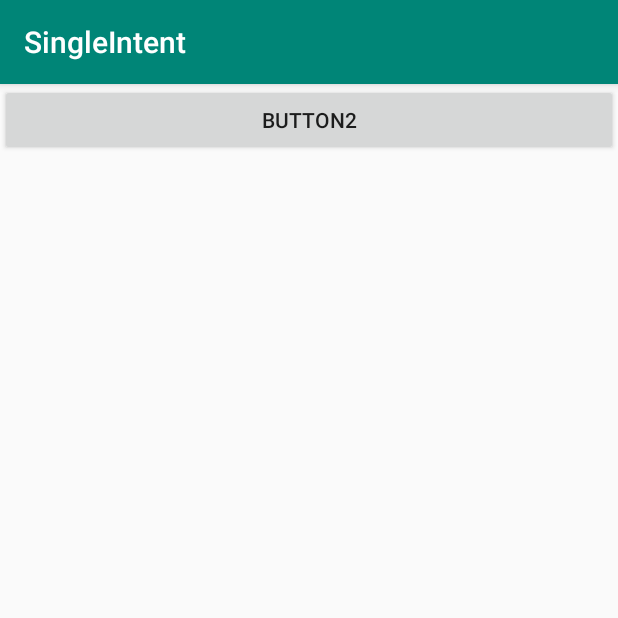
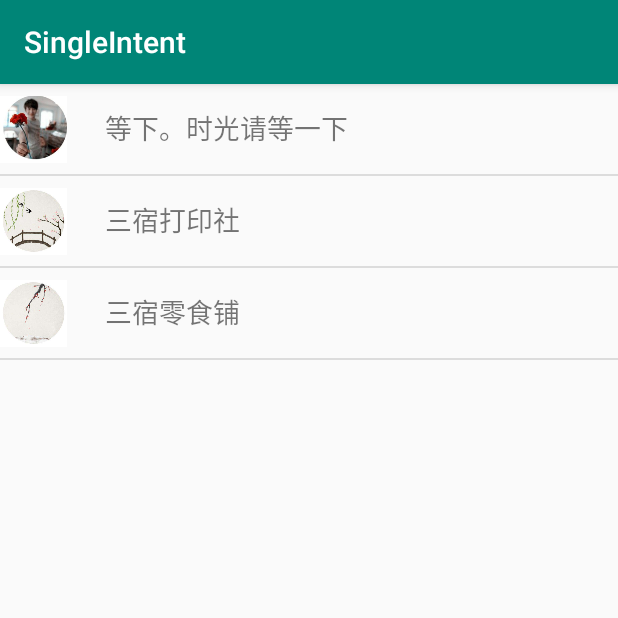
Before and after one commit to XXlijiulong/SingleIntent, an Android app: the SecondActivity screen opened directly, with no data from a screen before it, on a phone screen of 412 x 824 dp, the top half of it. Run offline under Robolectric (Android 15) with nearby library versions, the phone set to English and light mode, and no system bars.

```diff
--- a/app/src/main/AndroidManifest.xml
+++ b/app/src/main/AndroidManifest.xml
@@ -4,7 +4,7 @@
 
     <application
         android:allowBackup="true"
-        android:icon="@mipmap/ic_launcher"
+        android:icon="@mipmap/tim"
         android:label="@string/app_name"
         android:roundIcon="@mipmap/ic_launcher_round"
         android:supportsRtl="true"
--- a/app/src/main/java/com/example/a15828/singleintent/SecondActivity.java
+++ b/app/src/main/java/com/example/a15828/singleintent/SecondActivity.java
@@ -3,18 +3,41 @@ package com.example.a15828.singleintent;
 import android.content.Intent;
 import android.support.v7.app.AppCompatActivity;
 import android.os.Bundle;
+import android.view.View;
+import android.widget.ImageView;
+import android.widget.ListView;
 import android.widget.TextView;
+
+import com.example.a15828.singleintent.adapter.PersonAdapter;
+import com.example.a15828.singleintent.pojo.Person;
+
+import java.util.ArrayList;
+import java.util.List;
 
 public class SecondActivity extends AppCompatActivity {
     private TextView tv;
+    private int imageResId;
+    private View view;
     @Override
     protected void onCreate(Bundle savedInstanceState) {
         super.onCreate(savedInstanceState);
         setContentView(R.layout.activity_second);
-        tv = this.findViewById(R.id.textView2);
-        Intent intent = this.getIntent();
-        String text_userid = intent.getStringExtra("text_userid");
-        String text_userpwd = intent.getStringExtra("text_userpwd");
-        tv.setText(text_userid);
+        List<Person> personList = new ArrayList<>();
+        personList = getPerson();//初始化数据
+        PersonAdapter adapter = new PersonAdapter(SecondActivity.this,R.layout.person_item,personList);
+        ListView listView =(ListView)findViewById(R.id.list_view);
+        listView.setAdapter(adapter);
+    }
+    private void addPerson(List<Person> list, int image, String name, String content) {
+        Person person = new Person(image,name, content);
+        list.add(person);
+    }
+
+    private List<Person> getPerson() {
+        List<Person> personList = new ArrayList<>();
+        addPerson(personList,R.drawable.news5,"等下。时光请等一下","时隔14年后，奥林匹克再次进入北京时间。");
+        addPerson(personList,R.drawable.news6,"三宿打印社","时隔14年后，奥林匹克再次进入北京时间。");
+        addPerson(personList,R.drawable.news7,"三宿零食铺","时隔14年后，奥林匹克再次进入北京时间。");
+        return personList;
     }
 }
--- /dev/null
+++ b/app/src/main/java/com/example/a15828/singleintent/adapter/PersonAdapter.java
@@ -0,0 +1,36 @@
+package com.example.a15828.singleintent.adapter;
+
+import android.content.Context;
+import android.view.LayoutInflater;
+import android.view.View;
+import android.view.ViewGroup;
+import android.widget.ArrayAdapter;
+import android.widget.ImageView;
+import android.widget.TextView;
+
+import com.example.a15828.singleintent.R;
+import com.example.a15828.singleintent.pojo.Person;
+
+import java.util.ArrayList;
+import java.util.List;
+
+public class PersonAdapter extends ArrayAdapter<Person> {
+    private int resourceId;
+    public PersonAdapter(Context content, int imageResorceId, List<Person> objects){
+        super(content,imageResorceId,objects);
+        resourceId = imageResorceId;
+    }
+
+    @Override
+    public View getView(int position, View convertView, ViewGroup parent){
+        Person person = getItem(position);//获取当前实例
+        View view  = LayoutInflater.from(getContext()).inflate(resourceId,parent,false);
+//        List<ImageView> images = new ArrayList<>();
+        ImageView personImage = (ImageView)view.findViewById(R.id.person_image);
+        TextView personName = (TextView)view.findViewById(R.id.person_name);
+        personImage.setImageResource(person.getImages());
+//        ((ImageView) view.findViewById(R.id.news_image)).setImageResource(imageResId);
+        personName.setText(person.getName());
+        return view;
+    }
+}
--- /dev/null
+++ b/app/src/main/java/com/example/a15828/singleintent/pojo/Person.java
@@ -0,0 +1,59 @@
+package com.example.a15828.singleintent.pojo;
+
+import java.util.List;
+
+public class Person {
+    private String name;
+    private String content;
+    private int images;
+//    private List<Integer> images;
+
+    public Person(String name, String content) {
+        this.name = name;
+        this.content = content;
+    }
+
+    public Person( int images,String name, String content) {
+        this.name = name;
+        this.content = content;
+        this.images = images;
+    }
+
+    public Person() {
+    }
+
+    public String getName() {
+        return name;
+    }
+
+    public void setName(String name) {
+        this.name = name;
+    }
+
+    public String getContent() {
+        return content;
+    }
+
+    public void setContent(String content) {
+        this.content = content;
+    }
+
+
+    public int getImages() {
+        return images;
+    }
+
+    public void setImages(int images) {
+        this.images = images;
+    }
+
+    @Override
+    public String toString() {
+        return "News{" +
+                "images=" + images + '\'' +
+                "title='" + name + '\'' +
+                ", content='" + content +
+                '}';
+    }
+
+}
--- a/app/src/main/res/layout/activity_second.xml
+++ b/app/src/main/res/layout/activity_second.xml
@@ -7,17 +7,11 @@
     android:orientation="vertical"
     tools:context=".SecondActivity">
 
+<ListView
+    android:id="@+id/list_view"
+    android:layout_width="match_parent"
+    android:layout_height="match_parent">
 
-    <Button
-        android:id="@+id/button2"
-        android:layout_width="match_parent"
-        android:layout_height="wrap_content"
-        android:text="Button2" />
-    <TextView
-        android:id="@+id/textView2"
-        android:layout_width="wrap_content"
-        android:layout_height="102dp"
-        android:layout_weight="1"
-        android:textSize="30sp"
-        android:text="Hello World" />
+</ListView>
+
 </LinearLayout>
--- /dev/null
+++ b/app/src/main/res/layout/person_item.xml
@@ -0,0 +1,31 @@
+<?xml version="1.0" encoding="utf-8"?>
+<LinearLayout
+    xmlns:android="http://schemas.android.com/apk/res/android"
+    android:layout_width="match_parent"
+    android:orientation="horizontal"
+    android:layout_height="match_parent">
+
+    <ImageView
+        android:id="@+id/person_image"
+        android:layout_width="60dp"
+        android:layout_height="60dp"
+        android:layout_gravity="right"
+        android:paddingRight="15dp" />
+
+    <TextView
+        android:id="@+id/person_name"
+        android:layout_width="match_parent"
+        android:layout_height="wrap_content"
+        android:singleLine="true"
+        android:ellipsize="end"
+        android:textSize="18sp"
+        android:paddingLeft="10dp"
+        android:paddingRight="10dp"
+        android:paddingTop="15dp"
+        android:paddingBottom="15dp" />
+
+    <!--分割线-->
+    <View android:layout_width="match_parent"
+        android:layout_height="1dp"
+        android:background="#d0d0d0"/>
+</LinearLayout>
```
Also changed, not shown: app/src/main/java/com/example/a15828/singleintent/MainActivity.java (+8 -3 lines), app/src/main/res/layout/activity_main.xml (+4 -4 lines), app/src/main/res/drawable-xhdpi/news5.jpg (added), app/src/main/res/drawable-xhdpi/news6.jpg (added), app/src/main/res/mipmap-xhdpi/tim.png (added).
